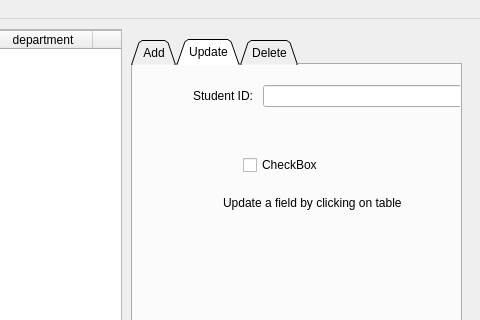
First picture: the form in Ui_MainWindow.ui, repository Farhan1232001/DatabaseManagementSystem, before the edit; both pictures show x 529 to 1009 and y 0 to 320 of the 1009 by 744 pixel window.
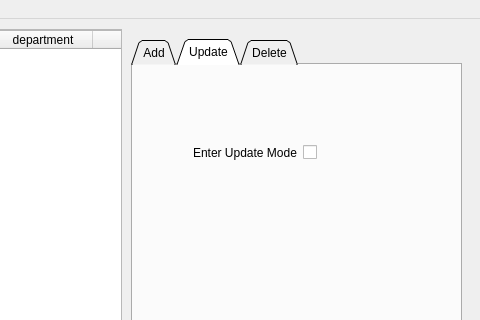
Second picture: the form after the edit. The open tabs and pages were chosen to show the change. Icons and pictures are not drawn.

Commit message: Can now update fields.There exists a bug that updates every field instead of just one.

```diff
--- a/Ui_MainWindow.ui
+++ b/Ui_MainWindow.ui
@@ -166,50 +166,28 @@
       <property name="geometry">
        <rect>
         <x>60</x>
-        <y>20</y>
-        <width>301</width>
-        <height>41</height>
+        <y>80</y>
+        <width>160</width>
+        <height>21</height>
        </rect>
       </property>
       <layout class="QFormLayout" name="formLayout_3">
        <item row="0" column="0">
         <widget class="QLabel" name="label">
          <property name="text">
-          <string>Student ID: </string>
+          <string>Enter Update Mode</string>
          </property>
         </widget>
        </item>
        <item row="0" column="1">
-        <widget class="QLineEdit" name="lineEdit"/>
+        <widget class="QCheckBox" name="updateMode_checkbox">
+         <property name="text">
+          <string/>
+         </property>
+        </widget>
        </item>
       </layout>
      </widget>
-     <widget class="QCheckBox" name="checkBox">
-      <property name="geometry">
-       <rect>
-        <x>110</x>
-        <y>90</y>
-        <width>87</width>
-        <height>20</height>
-       </rect>
-      </property>
-      <property name="text">
-       <string>CheckBox</string>
-      </property>
-     </widget>
-     <widget class="QLabel" name="label_2">
-      <property name="geometry">
-       <rect>
-        <x>90</x>
-        <y>130</y>
-        <width>211</width>
-        <height>16</height>
-       </rect>
-      </property>
-      <property name="text">
-       <string>Update a field by clicking on table</string>
-      </property>
-     </widget>
     </widget>
     <widget class="QWidget" name="delete_tab">
      <attribute name="title">
```
Left out of the diff: 6 changed lines with no effect on the pictures. The commit also changes 12 other files.
